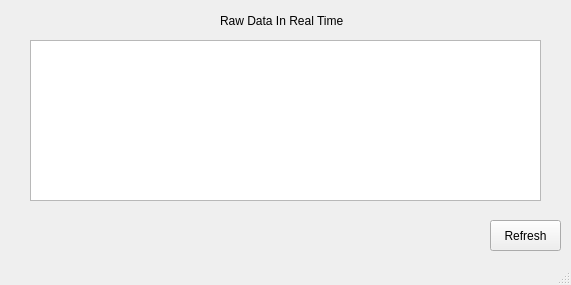
First picture: the form in RealTimeStream/mainwindowrt.ui, repository ShihoVN/HiveChime, before the edit.
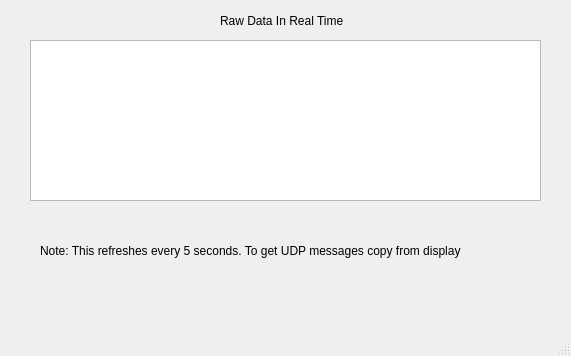
Second picture: the form after the edit.

Diff of the .ui file:
```diff
--- a/RealTimeStream/mainwindowrt.ui
+++ b/RealTimeStream/mainwindowrt.ui
@@ -7,7 +7,7 @@
     <x>0</x>
     <y>0</y>
     <width>571</width>
-    <height>285</height>
+    <height>356</height>
    </rect>
   </property>
   <property name="windowTitle">
@@ -37,17 +37,20 @@
      <string>Raw Data In Real Time</string>
     </property>
    </widget>
-   <widget class="QPushButton" name="pushButton">
+   <widget class="QLabel" name="label_2">
     <property name="geometry">
      <rect>
-      <x>490</x>
-      <y>220</y>
-      <width>71</width>
-      <height>31</height>
+      <x>40</x>
+      <y>210</y>
+      <width>441</width>
+      <height>81</height>
      </rect>
     </property>
     <property name="text">
-     <string>Refresh</string>
+     <string>Note: This refreshes every 5 seconds. To get UDP messages copy from display</string>
+    </property>
+    <property name="wordWrap">
+     <bool>true</bool>
     </property>
    </widget>
   </widget>
```
Left out of the diff: 2 changed lines with no effect on the pictures.
